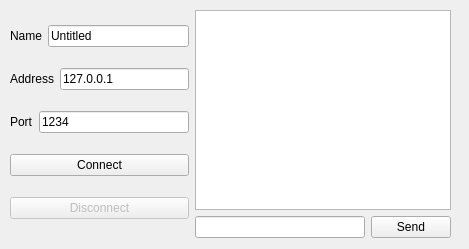
Old version of the form Client/chat.ui in the repository ohmeqwertreysd/QtChat.
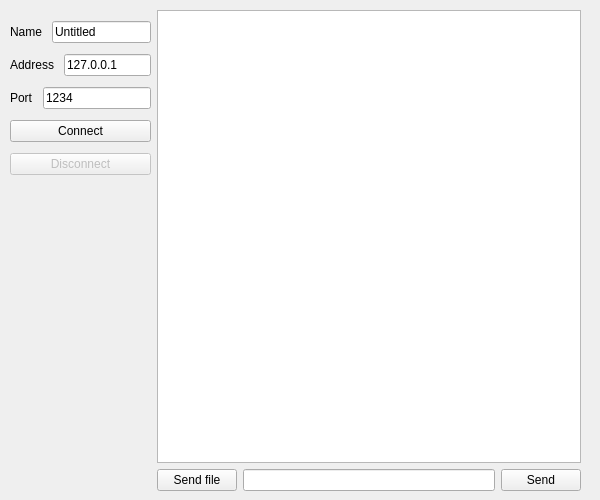
New version of the form.

```diff
--- a/Client/chat.ui
+++ b/Client/chat.ui
@@ -6,28 +6,64 @@
    <rect>
     <x>0</x>
     <y>0</y>
-    <width>469</width>
-    <height>249</height>
+    <width>600</width>
+    <height>500</height>
    </rect>
   </property>
+  <property name="minimumSize">
+   <size>
+    <width>450</width>
+    <height>500</height>
+   </size>
+  </property>
   <property name="windowTitle">
    <string>QtChat</string>
   </property>
   <widget class="QWidget" name="centralwidget">
+   <property name="sizePolicy">
+    <sizepolicy hsizetype="Expanding" vsizetype="Expanding">
+     <horstretch>1</horstretch>
+     <verstretch>1</verstretch>
+    </sizepolicy>
+   </property>
+   <property name="autoFillBackground">
+    <bool>false</bool>
+   </property>
    <widget class="QWidget" name="horizontalLayoutWidget_3">
     <property name="geometry">
      <rect>
       <x>10</x>
       <y>10</y>
-      <width>441</width>
-      <height>228</height>
+      <width>581</width>
+      <height>481</height>
      </rect>
     </property>
-    <layout class="QGridLayout" name="gridLayout">
-     <item row="0" column="0">
-      <layout class="QVBoxLayout" name="verticalLayout_2">
+    <layout class="QHBoxLayout" name="frameLayout" stretch="1,3">
+     <property name="sizeConstraint">
+      <enum>QLayout::SetDefaultConstraint</enum>
+     </property>
+     <property name="rightMargin">
+      <number>10</number>
+     </property>
+     <item>
+      <layout class="QVBoxLayout" name="panelLayout" stretch="0,0,0,0,0">
+       <property name="spacing">
+        <number>0</number>
+       </property>
+       <property name="leftMargin">
+        <number>0</number>
+       </property>
+       <property name="rightMargin">
+        <number>0</number>
+       </property>
+       <property name="bottomMargin">
+        <number>300</number>
+       </property>
        <item>
-        <layout class="QHBoxLayout" name="horizontalLayout_2">
+        <layout class="QHBoxLayout" name="nameLayout">
+         <property name="spacing">
+          <number>10</number>
+         </property>
          <item>
           <widget class="QLabel" name="label">
            <property name="text">
@@ -45,7 +81,10 @@
         </layout>
        </item>
        <item>
-        <layout class="QHBoxLayout" name="horizontalLayout_3">
+        <layout class="QHBoxLayout" name="addresLayout">
+         <property name="spacing">
+          <number>10</number>
+         </property>
          <item>
           <widget class="QLabel" name="label_2">
            <property name="text">
@@ -63,7 +102,10 @@
         </layout>
        </item>
        <item>
-        <layout class="QHBoxLayout" name="horizontalLayout_4">
+        <layout class="QHBoxLayout" name="portLayout">
+         <property name="spacing">
+          <number>10</number>
+         </property>
          <item>
           <widget class="QLabel" name="label_3">
            <property name="text">
@@ -99,13 +141,42 @@
        </item>
       </layout>
      </item>
-     <item row="0" column="1">
-      <layout class="QVBoxLayout" name="verticalLayout">
+     <item>
+      <layout class="QVBoxLayout" name="chatLayout">
        <item>
-        <widget class="QTextBrowser" name="chatBrowser"/>
+        <widget class="QTextBrowser" name="chatBrowser">
+         <property name="font">
+          <font>
+           <pointsize>6</pointsize>
+          </font>
+         </property>
+         <property name="autoFillBackground">
+          <bool>false</bool>
+         </property>
+         <property name="html">
+          <string>&lt;!DOCTYPE HTML PUBLIC &quot;-//W3C//DTD HTML 4.0//EN&quot; &quot;http://www.w3.org/TR/REC-html40/strict.dtd&quot;&gt;
+&lt;html&gt;&lt;head&gt;&lt;meta name=&quot;qrichtext&quot; content=&quot;1&quot; /&gt;&lt;meta charset=&quot;utf-8&quot; /&gt;&lt;style type=&quot;text/css&quot;&gt;
+p, li { white-space: pre-wrap; }
+hr { height: 1px; border-width: 0; }
+li.unchecked::marker { content: &quot;\2610&quot;; }
+li.checked::marker { content: &quot;\2612&quot;; }
+&lt;/style&gt;&lt;/head&gt;&lt;body style=&quot; font-family:'Segoe UI'; font-size:6pt; font-weight:400; font-style:normal;&quot;&gt;
+&lt;p style=&quot;-qt-paragraph-type:empty; margin-top:0px; margin-bottom:0px; margin-left:0px; margin-right:0px; -qt-block-indent:0; text-indent:0px; font-size:9pt;&quot;&gt;&lt;br /&gt;&lt;/p&gt;&lt;/body&gt;&lt;/html&gt;</string>
+         </property>
+         <property name="openExternalLinks">
+          <bool>true</bool>
+         </property>
+        </widget>
        </item>
        <item>
-        <layout class="QHBoxLayout" name="horizontalLayout">
+        <layout class="QHBoxLayout" name="sendingLayout">
+         <item>
+          <widget class="QPushButton" name="sendFileButton">
+           <property name="text">
+            <string>Send file</string>
+           </property>
+          </widget>
+         </item>
          <item>
           <widget class="QLineEdit" name="messageString"/>
          </item>
```
